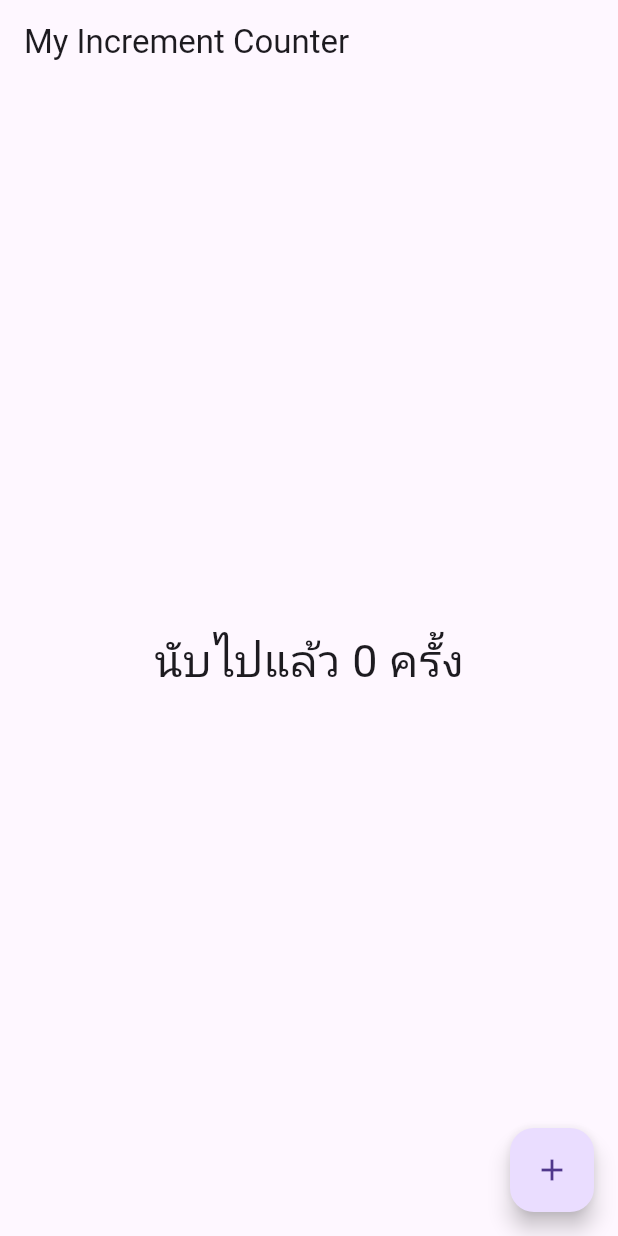
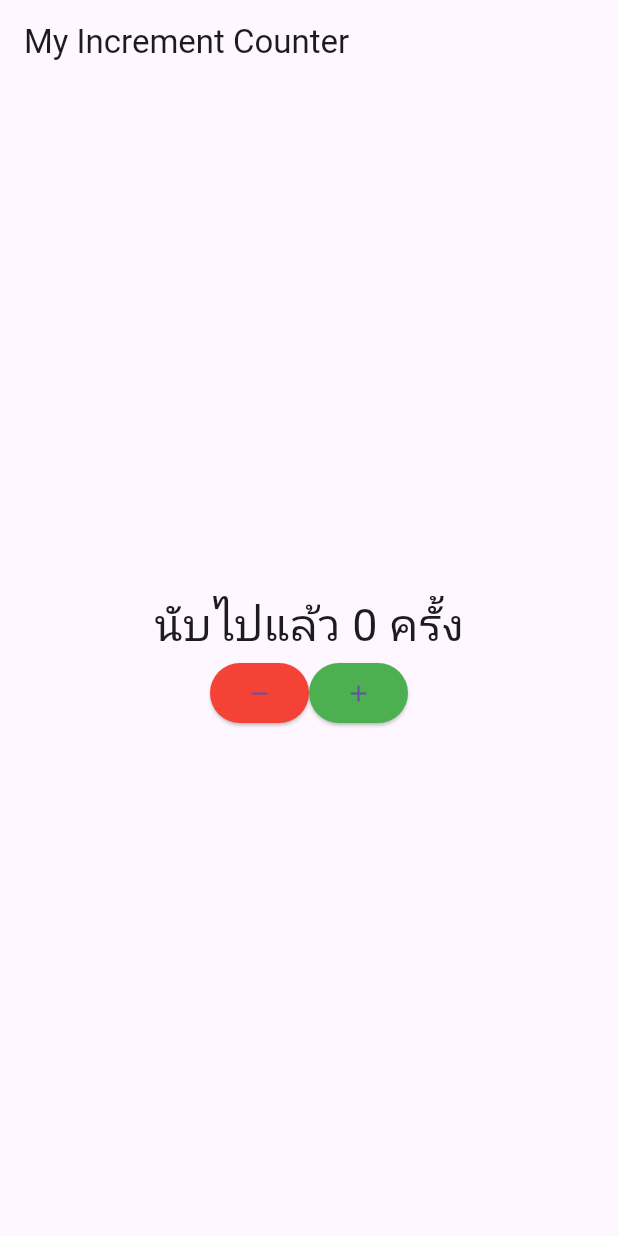
Before and after one commit to gohgoh/example02, a Flutter app: the screen it shows after launch, on a phone screen of 412 x 824 dp. Run offline on Flutter 3.47's test engine with Material 3 defaults, Android fonts, the phone set to English and light mode, and no system bars.

Commit message:
two button

```diff
--- a/lib/screen/my_home_page.dart
+++ b/lib/screen/my_home_page.dart
@@ -15,6 +15,13 @@ class _MyHomePageState extends State<MyHomePage> {
       _counter++;
     });
   }
+
+  void _decrementCounter() {
+    setState(() {
+      if(_counter > 0)
+      _counter--;
+    });
+  }
   @override
   Widget build(BuildContext context) {
     return Scaffold(
@@ -22,12 +29,22 @@ class _MyHomePageState extends State<MyHomePage> {
         title: const Text('My Increment Counter'),
       ),
       body: Center(
-        child: Text("นับไปแล้ว $_counter ครั้ง", style: TextStyle(fontSize: 30)),
+        child: Column(
+          mainAxisAlignment: MainAxisAlignment.center,
+          children: [
+            Text("นับไปแล้ว $_counter ครั้ง", style: TextStyle(fontSize: 30)),
+            Row(
+              mainAxisAlignment: MainAxisAlignment.center,
+              children: [
+                ElevatedButton(onPressed: _decrementCounter, child: Icon(Icons.remove), style: ButtonStyle(backgroundColor: MaterialStateProperty.all(Colors.red)),),
+                ElevatedButton(onPressed: _incrementCounter, child: Icon(Icons.add), style: ButtonStyle(backgroundColor: MaterialStateProperty.all(Colors.green)),),
+              ],
+            ),
 
-      ),
-      floatingActionButton: FloatingActionButton(
-        onPressed: _incrementCounter,
-        child: Icon(Icons.add),
+
+          ],
+        ),
+
       )
     );
   }
```
